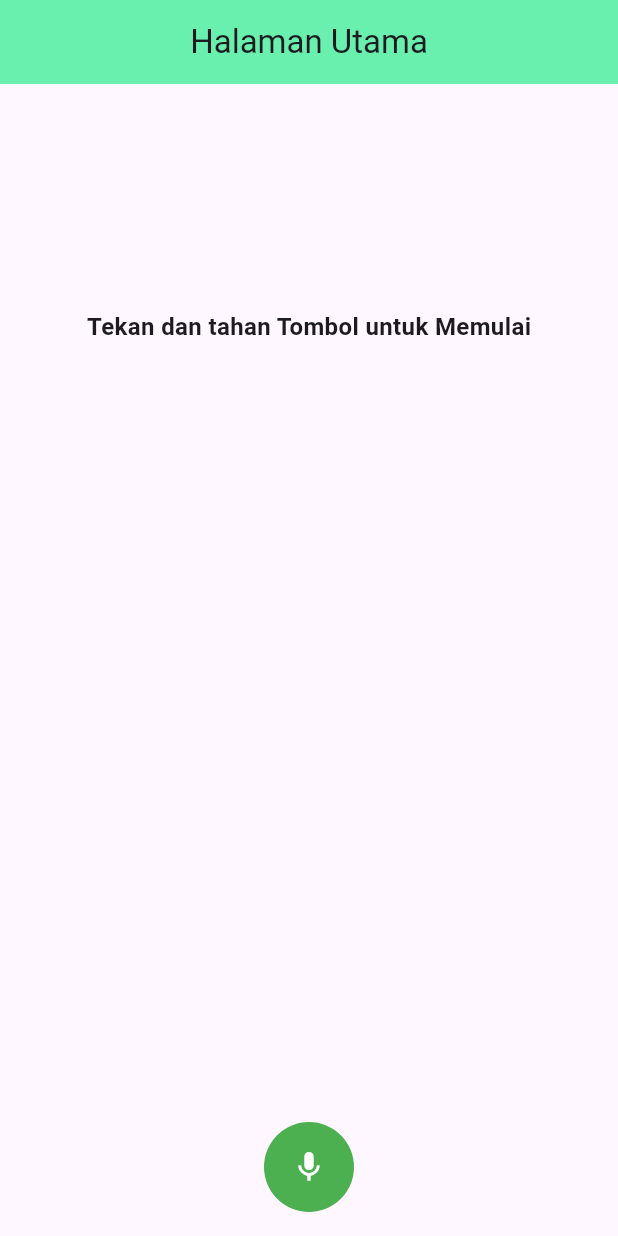
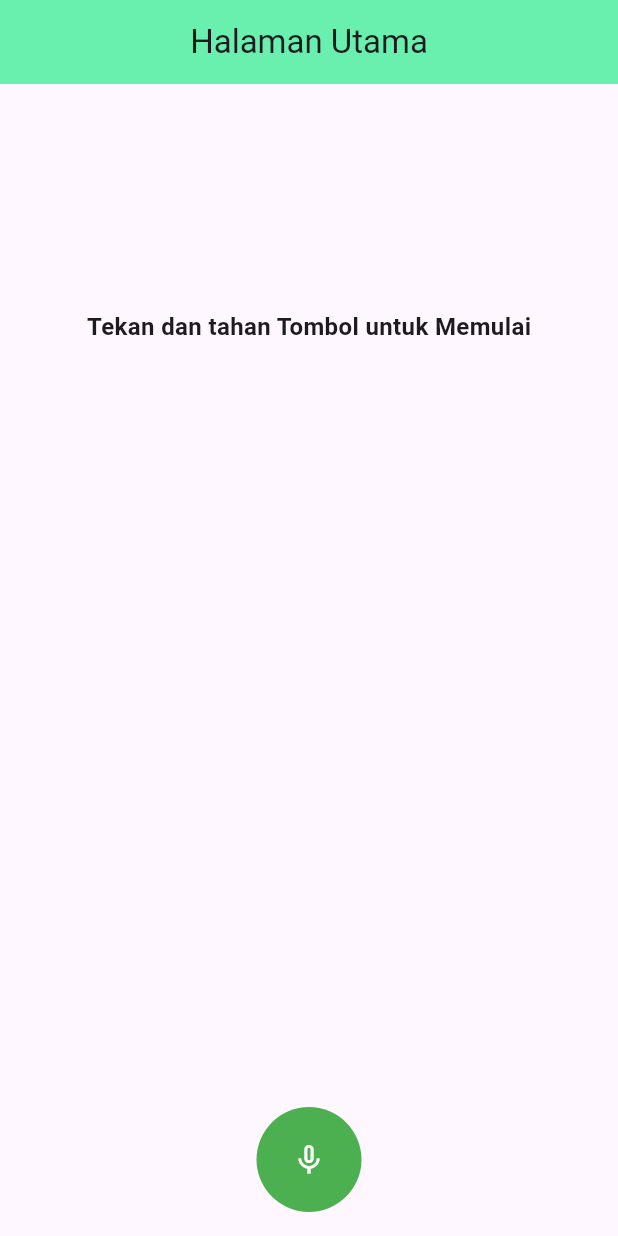
Before and after one commit to bagussatt/STT-apk, a Flutter app: the screen it shows after launch, on a phone screen of 412 x 824 dp. Run offline on Flutter 3.47's test engine with Material 3 defaults, Android fonts, the phone set to English and light mode, and no system bars; drawn by our look-alikes of avatar_glow.

Commit message:
Menambahkan animasi pada button dengan avatarGlow

```diff
--- a/lib/Screens/homescreen.dart
+++ b/lib/Screens/homescreen.dart
@@ -1,3 +1,4 @@
+import 'package:avatar_glow/avatar_glow.dart';
 import 'package:flutter/material.dart';
 
 class HomeScreen extends StatefulWidget {
@@ -9,6 +10,7 @@ class HomeScreen extends StatefulWidget {
 
 class _HomeScreenState extends State<HomeScreen> {
   var kata = "Tekan dan tahan Tombol untuk Memulai";
+  var tekan = false;
 
   @override
   Widget build(BuildContext context) {
@@ -30,14 +32,32 @@ class _HomeScreenState extends State<HomeScreen> {
           ],
         ),
       ),
-      floatingActionButton: CircleAvatar(
-
-        radius: 30,
-        backgroundColor: Colors.green,
-        child: Icon(
-          Icons.mic,
-          color: Colors.white,
-
+      floatingActionButton: AvatarGlow(
+        //pakek ini biar ga hambar animasi button nya  ya dit
+        animate: tekan,
+        duration: Duration(seconds: 2),
+        glowColor: Color.fromARGB(97, 14, 77, 55),
+        repeat: true,
+        startDelay: Duration(milliseconds: 15),
+        child: GestureDetector(
+          onTapDown: (details) {
+            setState(() {
+              tekan = true;
+            });
+          },
+          onTapUp: (details) {
+            setState(() {
+              tekan = false;
+            });
+          },
+          child: CircleAvatar(
+            radius: 35,
+            backgroundColor: Colors.green,
+            child: Icon(
+              tekan ? Icons.mic : Icons.mic_none,
+              color: Colors.white,
+            ),
+          ),
         ),
       ),
       floatingActionButtonLocation: FloatingActionButtonLocation.centerFloat,
```
